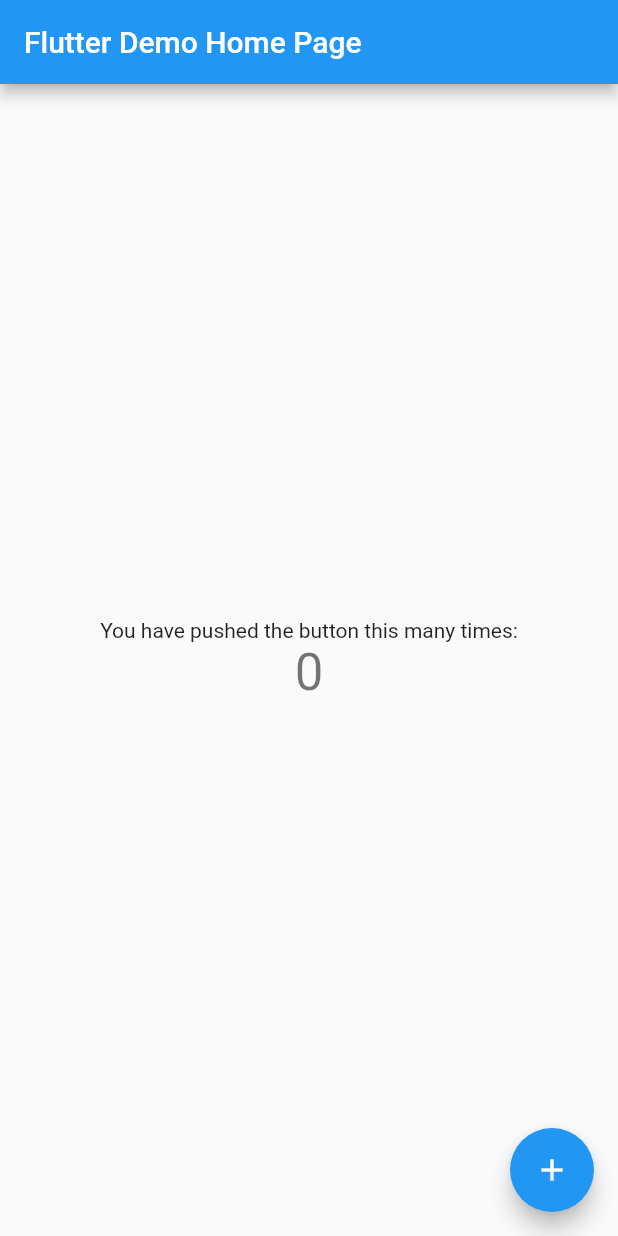
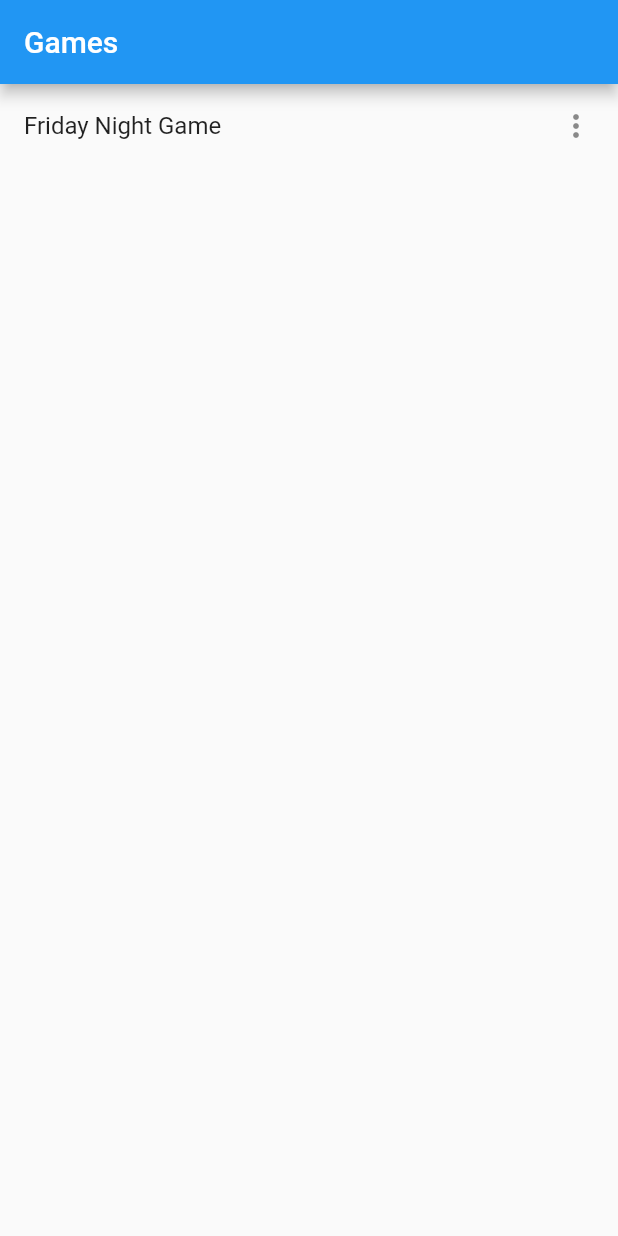
Before and after one commit to rijkdw/carcassonne-score-app, a Flutter app: the screen it shows after launch, on a phone screen of 412 x 824 dp. Run offline on Flutter 3.47's test engine with Material 2 defaults, Android fonts, the phone set to English and light mode, and no system bars.

Commit message:
Made some widgets for the Game-objects

```diff
--- a/lib/main.dart
+++ b/lib/main.dart
@@ -1,117 +1,27 @@
+import 'package:carcassonne_score_app/managers/games_manager.dart';
+import 'package:carcassonne_score_app/screens/games_list_screen.dart';
 import 'package:flutter/material.dart';
+import 'package:provider/provider.dart';
 
 void main() {
   runApp(MyApp());
 }
 
 class MyApp extends StatelessWidget {
-  // This widget is the root of your application.
   @override
   Widget build(BuildContext context) {
-    return MaterialApp(
-      title: 'Flutter Demo',
-      theme: ThemeData(
-        // This is the theme of your application.
-        //
-        // Try running your application with "flutter run". You'll see the
-        // application has a blue toolbar. Then, without quitting the app, try
-        // changing the primarySwatch below to Colors.green and then invoke
-        // "hot reload" (press "r" in the console where you ran "flutter run",
-        // or simply save your changes to "hot reload" in a Flutter IDE).
-        // Notice that the counter didn't reset back to zero; the application
-        // is not restarted.
-        primarySwatch: Colors.blue,
-        // This makes the visual density adapt to the platform that you run
-        // the app on. For desktop platforms, the controls will be smaller and
-        // closer together (more dense) than on mobile platforms.
-        visualDensity: VisualDensity.adaptivePlatformDensity,
+    return MultiProvider(
+      providers: [
+        ChangeNotifierProvider(create: (_) => GamesManager())
+      ],
+      child: MaterialApp(
+        title: 'Carcassonne Score Tracker',
+        theme: ThemeData(
+          primarySwatch: Colors.blue,
+          visualDensity: VisualDensity.adaptivePlatformDensity,
+        ),
+        home: GamesListScreen()
       ),
-      home: MyHomePage(title: 'Flutter Demo Home Page'),
     );
   }
 }
-
-class MyHomePage extends StatefulWidget {
-  MyHomePage({Key key, this.title}) : super(key: key);
-
-  // This widget is the home page of your application. It is stateful, meaning
-  // that it has a State object (defined below) that contains fields that affect
-  // how it looks.
-
-  // This class is the configuration for the state. It holds the values (in this
-  // case the title) provided by the parent (in this case the App widget) and
-  // used by the build method of the State. Fields in a Widget subclass are
-  // always marked "final".
-
-  final String title;
-
-  @override
-  _MyHomePageState createState() => _MyHomePageState();
-}
-
-class _MyHomePageState extends State<MyHomePage> {
-  int _counter = 0;
-
-  void _incrementCounter() {
-    setState(() {
-      // This call to setState tells the Flutter framework that something has
-      // changed in this State, which causes it to rerun the build method below
-      // so that the display can reflect the updated values. If we changed
-      // _counter without calling setState(), then the build method would not be
-      // called again, and so nothing would appear to happen.
-      _counter++;
-    });
-  }
-
-  @override
-  Widget build(BuildContext context) {
-    // This method is rerun every time setState is called, for instance as done
-    // by the _incrementCounter method above.
-    //
-    // The Flutter framework has been optimized to make rerunning build methods
-    // fast, so that you can just rebuild anything that needs updating rather
-    // than having to individually change instances of widgets.
-    return Scaffold(
-      appBar: AppBar(
-        // Here we take the value from the MyHomePage object that was created by
-        // the App.build method, and use it to set our appbar title.
-        title: Text(widget.title),
-      ),
-      body: Center(
-        // Center is a layout widget. It takes a single child and positions it
-        // in the middle of the parent.
-        child: Column(
-          // Column is also a layout widget. It takes a list of children and
-          // arranges them vertically. By default, it sizes itself to fit its
-          // children horizontally, and tries to be as tall as its parent.
-          //
-          // Invoke "debug painting" (press "p" in the console, choose the
-          // "Toggle Debug Paint" action from the Flutter Inspector in Android
-          // Studio, or the "Toggle Debug Paint" command in Visual Studio Code)
-          // to see the wireframe for each widget.
-          //
-          // Column has various properties to control how it sizes itself and
-          // how it positions its children. Here we use mainAxisAlignment to
-          // center the children vertically; the main axis here is the vertical
-          // axis because Columns are vertical (the cross axis would be
-          // horizontal).
-          mainAxisAlignment: MainAxisAlignment.center,
-          children: <Widget>[
-            Text(
-              'You have pushed the button this many times:',
-            ),
-            Text(
-              '$_counter',
-              style: Theme.of(context).textTheme.headline4,
-            ),
-          ],
-        ),
-      ),
-      floatingActionButton: FloatingActionButton(
-        onPressed: _incrementCounter,
-        tooltip: 'Increment',
-        child: Icon(Icons.add),
-      ), // This trailing comma makes auto-formatting nicer for build methods.
-    );
-  }
-}
--- /dev/null
+++ b/lib/managers/games_manager.dart
@@ -0,0 +1,34 @@
+import 'package:carcassonne_score_app/objects/game.dart';
+import 'package:flutter/foundation.dart';
+
+class GamesManager extends ChangeNotifier {
+
+  // -------------------------------------------------------------------------------------------------
+  // attributes
+  // -------------------------------------------------------------------------------------------------
+
+  List<Game> games;
+
+
+  // -------------------------------------------------------------------------------------------------
+  // constructor
+  // -------------------------------------------------------------------------------------------------
+
+  GamesManager({this.games}) {
+    games ??= <Game>[
+      Game(
+        name: 'Friday Night Game',
+        playerNames: ['Rijk', 'Liza'],
+        playerColours: ['blue', 'red'],
+      )
+    ];
+  }
+
+
+  // -------------------------------------------------------------------------------------------------
+  // JSON
+  // -------------------------------------------------------------------------------------------------
+
+
+
+}
--- a/lib/objects/game.dart
+++ b/lib/objects/game.dart
@@ -1,10 +1,12 @@
+import 'package:flutter/material.dart';
+
 import 'player.dart';
 import 'score_entries/score_entry.dart';
 
 import '../utils/map_utils.dart' as map_utils;
 
 
-class Game {
+class Game extends ChangeNotifier {
 
   // ------------------------------------------------------------
   // attributes
@@ -32,12 +34,12 @@ class Game {
 
   void addScoreEntry(ScoreEntry scoreEntry) {
     scoreEntries.add(scoreEntry);
-    // TODO notifyListeners();
+    notifyListeners();
   }
 
   void removeScoreEntry(ScoreEntry scoreEntry) {
     scoreEntries.remove(scoreEntry);
-    // TODO notifyListeners();
+    notifyListeners();
   }
 
 
--- /dev/null
+++ b/lib/screens/game_screen.dart
@@ -0,0 +1,15 @@
+import 'package:carcassonne_score_app/objects/game.dart';
+import 'package:flutter/material.dart';
+import 'package:provider/provider.dart';
+
+class GameScreen extends StatelessWidget {
+  @override
+  Widget build(BuildContext context) {
+    var game = Provider.of<Game>(context);
+    return Scaffold(
+      appBar: AppBar(
+        title: Text(game.name),
+      ),
+    );
+  }
+}
--- /dev/null
+++ b/lib/screens/games_list_screen.dart
@@ -0,0 +1,14 @@
+import 'package:carcassonne_score_app/widgets/list_views/games_list_view.dart';
+import 'package:flutter/material.dart';
+
+class GamesListScreen extends StatelessWidget {
+  @override
+  Widget build(BuildContext context) {
+    return Scaffold(
+      appBar: AppBar(
+        title: Text('Games'),
+      ),
+      body: GamesListView()
+    );
+  }
+}
--- /dev/null
+++ b/lib/widgets/list_tiles/game_list_tile.dart
@@ -0,0 +1,23 @@
+import 'package:carcassonne_score_app/objects/game.dart';
+import 'package:carcassonne_score_app/screens/game_screen.dart';
+import 'package:flutter/material.dart';
+import 'package:provider/provider.dart';
+
+class GameListTile extends StatelessWidget {
+  @override
+  Widget build(BuildContext context) {
+    var game = Provider.of<Game>(context);
+    return ListTile(
+      title: Text(game.name),
+      trailing: Icon(Icons.more_vert),
+      onTap: () {
+        Navigator.of(context).push(MaterialPageRoute(builder: (context) {
+          return ChangeNotifierProvider.value(
+            value: game,
+            child: GameScreen(),
+          );
+        }));
+      },
+    );
+  }
+}
--- /dev/null
+++ b/lib/widgets/list_views/games_list_view.dart
@@ -0,0 +1,19 @@
+import 'package:carcassonne_score_app/managers/games_manager.dart';
+import 'package:carcassonne_score_app/widgets/list_tiles/game_list_tile.dart';
+import 'package:flutter/material.dart';
+import 'package:provider/provider.dart';
+
+class GamesListView extends StatelessWidget {
+  @override
+  Widget build(BuildContext context) {
+    var gamesManager = Provider.of<GamesManager>(context);
+    return ListView(
+      children: gamesManager.games.map((game) {
+        return ChangeNotifierProvider.value(
+          value: game,
+          child: GameListTile(),
+        );
+      }).toList(),
+    );
+  }
+}
--- a/pubspec.yaml
+++ b/pubspec.yaml
@@ -28,6 +28,8 @@ dependencies:
   # The following adds the Cupertino Icons font to your application.
   # Use with the CupertinoIcons class for iOS style icons.
   cupertino_icons: ^1.0.0
+
+  provider:
 
 dev_dependencies:
   flutter_test:
```
Also changed, not shown: pubspec.lock, 1 other file.
